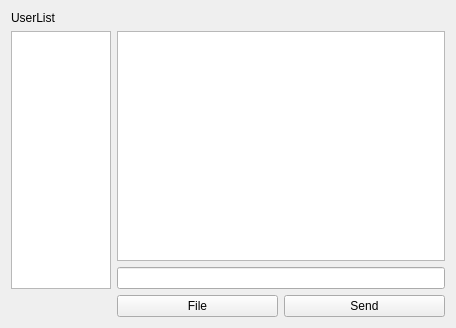
sueun-jo/2ndmini_dentix, file Dentix/chatform.ui: the form before one commit.
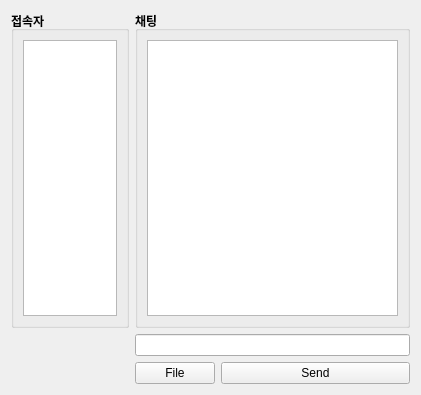
The form after the commit.

Commit message: 환자관리, 채팅페이지 구현

The edit to the form file:
```diff
--- a/Dentix/chatform.ui
+++ b/Dentix/chatform.ui
@@ -6,42 +6,31 @@
    <rect>
     <x>0</x>
     <y>0</y>
-    <width>456</width>
-    <height>328</height>
+    <width>421</width>
+    <height>395</height>
    </rect>
   </property>
   <property name="windowTitle">
    <string>Form</string>
   </property>
+  <layout class="QHBoxLayout" name="horizontalLayout">
+   <item>
   <layout class="QGridLayout" name="gridLayout">
    <item row="0" column="0">
-    <widget class="QLabel" name="label_2">
-     <property name="text">
-      <string>UserList</string>
-     </property>
-    </widget>
-   </item>
-   <item row="1" column="1" colspan="2">
-    <widget class="QListView" name="listView"/>
-   </item>
-   <item row="2" column="1" colspan="2">
-    <widget class="QLineEdit" name="lineEdit"/>
-   </item>
-   <item row="3" column="2">
-    <widget class="QPushButton" name="pushButton">
-     <property name="text">
-      <string>Send</string>
-     </property>
-    </widget>
-   </item>
-   <item row="3" column="1">
-    <widget class="QPushButton" name="pushButton_2">
-     <property name="text">
-      <string>File</string>
-     </property>
-    </widget>
-   </item>
-   <item row="1" column="0" rowspan="2">
+      <widget class="QGroupBox" name="groupBox_2">
+       <property name="font">
+        <font>
+         <bold>true</bold>
+        </font>
+       </property>
+       <property name="title">
+        <string>접속자</string>
+       </property>
+       <property name="flat">
+        <bool>true</bool>
+       </property>
+       <layout class="QVBoxLayout" name="verticalLayout_2">
+        <item>
     <widget class="QTextEdit" name="textEdit">
      <property name="enabled">
       <bool>true</bool>
@@ -65,6 +54,71 @@
       </size>
      </property>
     </widget>
+        </item>
+       </layout>
+      </widget>
+     </item>
+     <item row="0" column="1">
+      <widget class="QGroupBox" name="groupBox">
+       <property name="font">
+        <font>
+         <bold>true</bold>
+        </font>
+       </property>
+       <property name="title">
+        <string>채팅</string>
+       </property>
+       <property name="flat">
+        <bool>true</bool>
+       </property>
+       <layout class="QVBoxLayout" name="verticalLayout">
+        <item>
+         <widget class="QListView" name="listView">
+          <property name="font">
+           <font>
+            <bold>false</bold>
+           </font>
+          </property>
+         </widget>
+        </item>
+       </layout>
+      </widget>
+     </item>
+     <item row="1" column="0">
+      <spacer name="horizontalSpacer">
+       <property name="orientation">
+        <enum>Qt::Orientation::Horizontal</enum>
+       </property>
+       <property name="sizeHint" stdset="0">
+        <size>
+         <width>40</width>
+         <height>20</height>
+        </size>
+       </property>
+      </spacer>
+     </item>
+     <item row="1" column="1">
+      <layout class="QFormLayout" name="formLayout">
+       <item row="0" column="0" colspan="2">
+        <widget class="QLineEdit" name="lineEdit"/>
+       </item>
+       <item row="1" column="0">
+        <widget class="QPushButton" name="pushButton_2">
+         <property name="text">
+          <string>File</string>
+         </property>
+        </widget>
+       </item>
+       <item row="1" column="1">
+        <widget class="QPushButton" name="pushButton">
+         <property name="text">
+          <string>Send</string>
+         </property>
+        </widget>
+       </item>
+      </layout>
+     </item>
+    </layout>
    </item>
   </layout>
  </widget>
```
Lines whose indentation alone changed are shown as unchanged. The commit also changes 29 other files.
